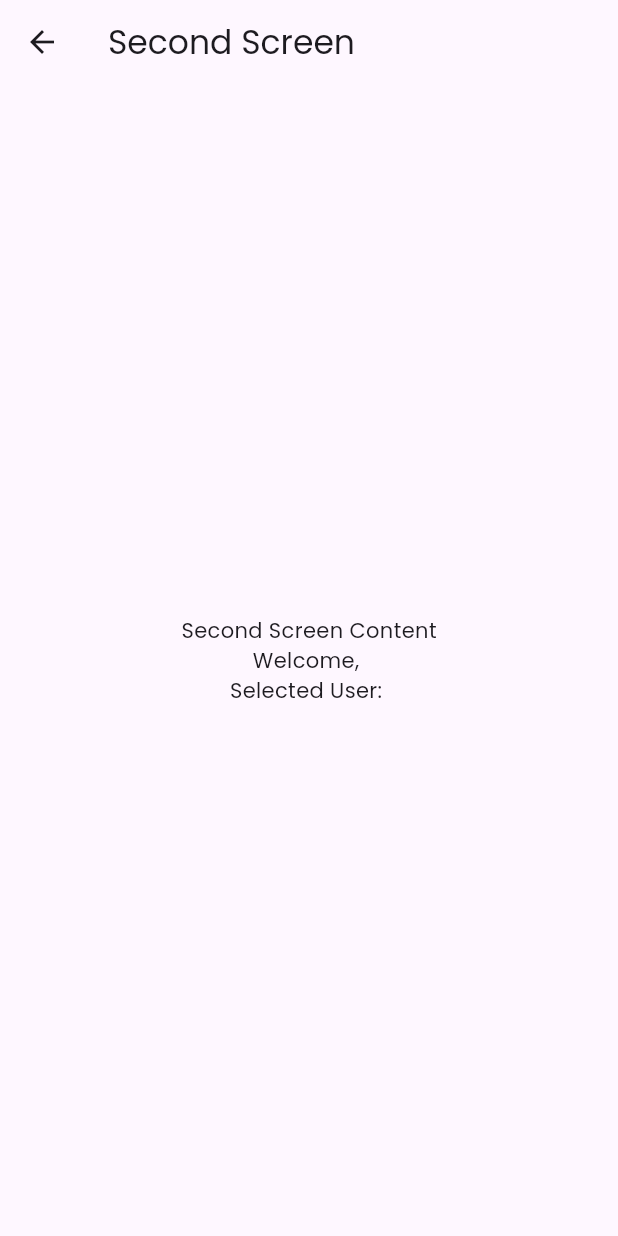
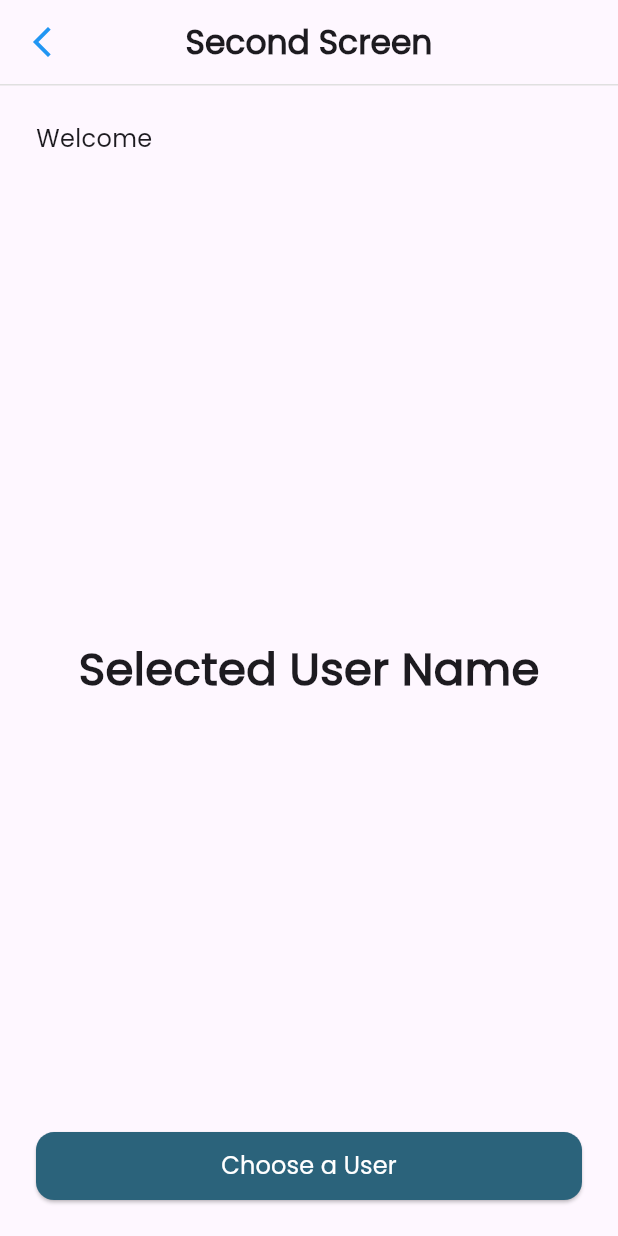
Before and after one commit to rosaaurelia/suitmedia_rosa, a Flutter app: the SecondScreen screen opened directly, on a phone screen of 412 x 824 dp. Run offline on Flutter 3.47's test engine with Material 3 defaults, Android fonts, the phone set to English and light mode, and no system bars; our stand-ins replace get; network calls fail.

Commit message:
second_screen

```diff
--- a/lib/screens/second_screen.dart
+++ b/lib/screens/second_screen.dart
@@ -8,14 +8,69 @@ class SecondScreen extends StatelessWidget {
   Widget build(BuildContext context) {
     final controller = Get.find<AppController>();
     return Scaffold(
-      appBar: AppBar(title: Text('Second Screen')),
-      body: Center(
+      appBar: AppBar(
+        title: Text(
+          'Second Screen',
+          style: TextStyle(fontWeight: FontWeight.bold),
+        ),
+        centerTitle: true,
+        leading: IconButton(
+          icon: Icon(Icons.arrow_back_ios_new, color: Colors.blue),
+          onPressed: () => Get.back(),
+        ),
+
+        bottom: PreferredSize(
+          preferredSize: Size.fromHeight(1),
+          child: Container(color: Colors.grey.shade300, height: 1),
+        ),
+      ),
+      body: Padding(
+        padding: const EdgeInsets.all(24),
         child: Column(
-          mainAxisAlignment: MainAxisAlignment.center,
+          crossAxisAlignment: CrossAxisAlignment.start,
+          mainAxisAlignment: MainAxisAlignment.start,
           children: [
-            Text('Second Screen Content'),
-            Text('Welcome, ${controller.name.value}'), // ✅ aman
-            Text('Selected User: ${controller.selectedUserName.value}'),
+            Text('Welcome', style: TextStyle(fontSize: 16)),
+            Obx(
+              () => Text(
+                controller.name.value,
+                style: TextStyle(fontWeight: FontWeight.bold, fontSize: 24),
+              ),
+            ),
+
+            Spacer(),
+
+            Obx(
+              () => Center(
+                child: Text(
+                  controller.selectedUserName.value.isEmpty
+                      ? "Selected User Name"
+                      : controller.selectedUserName.value,
+                  style: TextStyle(fontSize: 30, fontWeight: FontWeight.bold),
+                ),
+              ),
+            ),
+
+            Spacer(),
+            SizedBox(
+              width: double.infinity,
+              height: context.mediaQuery.size.height * 0.055,
+              child: ElevatedButton(
+                onPressed: () {
+                  Get.to(() => SecondScreen());
+                },
+                style: ElevatedButton.styleFrom(
+                  backgroundColor: Color(0xFF2B637B),
+                  shape: RoundedRectangleBorder(
+                    borderRadius: BorderRadius.circular(12),
+                  ),
+                ),
+                child: Text(
+                  'Choose a User',
+                  style: TextStyle(fontSize: 16, color: Colors.white),
+                ),
+              ),
+            ),
           ],
         ),
       ),
```
Also changed, not shown: lib/screens/first_screen.dart (+10 -2 lines), lib/screens/third_screen.dart (+19 -1 lines).
